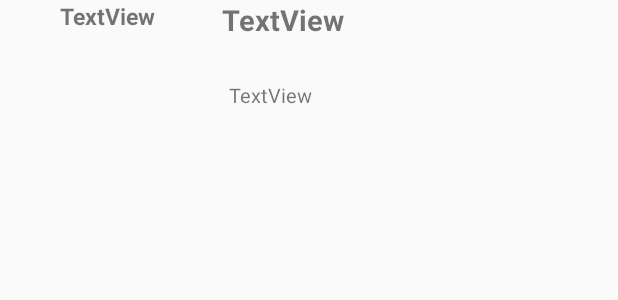
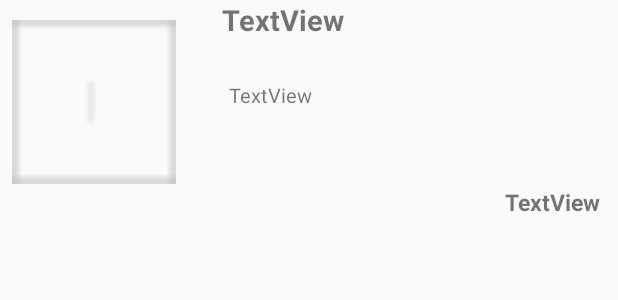
Before and after one commit to C4st3ll4n/Cardapiodepratos, an Android app: the layout linha_pratos.xml on its own in the app's theme, with its tools: preview values and no code run, on a phone screen of 412 x 824 dp. Shown: the top 300 px of the screen. Run offline under Robolectric (Android 15) with nearby library versions, the phone set to English and light mode, and no system bars.

Commit message:
mano to bem adiantado

```diff
--- a/app/build.gradle
+++ b/app/build.gradle
@@ -26,4 +26,5 @@ dependencies {
     testImplementation 'junit:junit:4.12'
     androidTestImplementation 'com.android.support.test:runner:1.0.1'
     androidTestImplementation 'com.android.support.test.espresso:espresso-core:3.0.1'
+    implementation 'com.github.bumptech.glide:glide:4.6.1'
 }
--- a/app/src/main/AndroidManifest.xml
+++ b/app/src/main/AndroidManifest.xml
@@ -1,6 +1,8 @@
 <?xml version="1.0" encoding="utf-8"?>
 <manifest xmlns:android="http://schemas.android.com/apk/res/android"
     package="cardapiodepratos.com.cardapiodepratos">
+
+    <uses-permission android:name="android.permission.INTERNET"/>
 
     <application
 
--- /dev/null
+++ b/app/src/main/res/drawable/urldafoto.xml
@@ -0,0 +1,4 @@
+<?xml version="1.0" encoding="utf-8"?>
+<selector xmlns:android="http://schemas.android.com/apk/res/android">
+
+</selector>
--- a/app/src/main/res/layout/linha_pratos.xml
+++ b/app/src/main/res/layout/linha_pratos.xml
@@ -1,10 +1,9 @@
 <?xml version="1.0" encoding="utf-8"?>
-<android.support.constraint.ConstraintLayout
-    xmlns:android="http://schemas.android.com/apk/res/android"
+<android.support.constraint.ConstraintLayout xmlns:android="http://schemas.android.com/apk/res/android"
     xmlns:app="http://schemas.android.com/apk/res-auto"
     xmlns:tools="http://schemas.android.com/tools"
     android:layout_width="match_parent"
-    android:layout_height="match_parent">
+    android:layout_height="wrap_content">
 
     <TextView
         android:id="@+id/txtNomePrato"
@@ -15,7 +14,8 @@
         android:textSize="19sp"
         android:textStyle="bold"
         app:layout_constraintEnd_toEndOf="parent"
-        tools:layout_editor_absoluteY="17dp" />
+        tools:layout_editor_absoluteY="17dp"
+        tools:ignore="MissingConstraints" />
 
     <TextView
         android:id="@+id/txtdescricaoPrato"
@@ -33,10 +33,22 @@
         android:id="@+id/txtPreco"
         android:layout_width="103dp"
         android:layout_height="36dp"
+        android:layout_marginEnd="12dp"
+        android:layout_marginTop="124dp"
         android:text="TextView"
         android:textAlignment="textEnd"
         android:textSize="15sp"
         android:textStyle="bold"
-        tools:layout_editor_absoluteX="264dp"
-        tools:layout_editor_absoluteY="123dp" />
+        app:layout_constraintEnd_toEndOf="parent"
+        app:layout_constraintTop_toTopOf="parent" />
+
+    <ImageView
+        android:id="@+id/imageView"
+        android:layout_width="109dp"
+        android:layout_height="119dp"
+        android:layout_marginStart="8dp"
+        android:layout_marginTop="8dp"
+        android:src="@drawable/abc_ab_share_pack_mtrl_alpha"
+        app:layout_constraintStart_toStartOf="parent"
+        app:layout_constraintTop_toTopOf="parent" />
 </android.support.constraint.ConstraintLayout>
--- a/build.gradle
+++ b/build.gradle
@@ -3,12 +3,14 @@
 buildscript {
 
     repositories {
+        mavenCentral()
         google()
         jcenter()
     }
     dependencies {
         classpath 'com.android.tools.build:gradle:3.0.1'
-
+        implementation 'com.github.bumptech.glide:glide:4.6.1'0
+        annotationProcessor 'com.github.bumptech.glide:compiler:4.6.0'
 
         // NOTE: Do not place your application dependencies here; they belong
         // in the individual module build.gradle files
```
Also changed, not shown: app/src/main/java/cardapiodepratos/com/cardapiodepratos/MainActivity.java (+32 -0 lines), app/src/main/java/cardapiodepratos/com/cardapiodepratos/PratoAdapet.java (+9 -0 lines).
